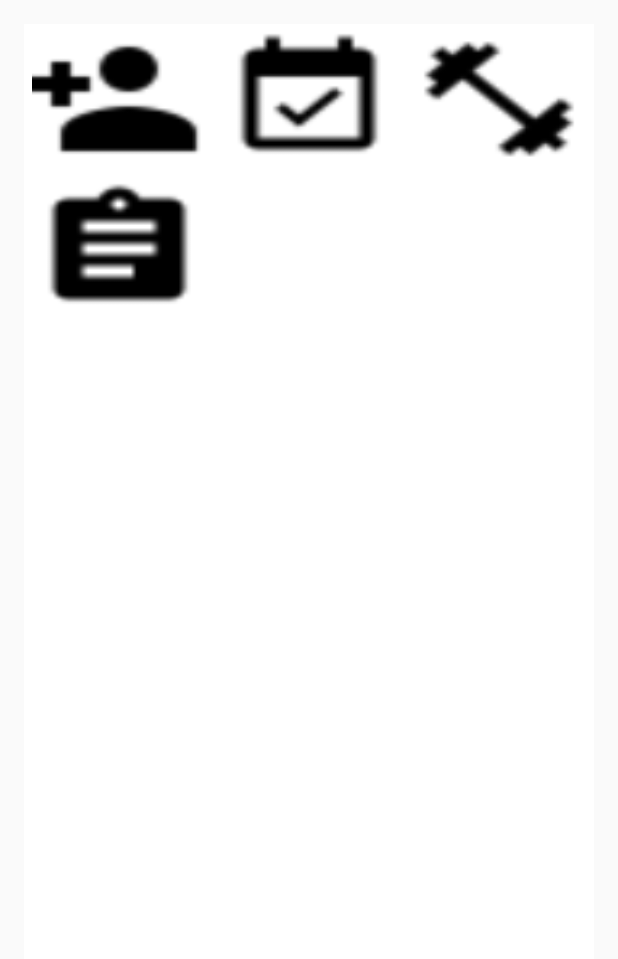
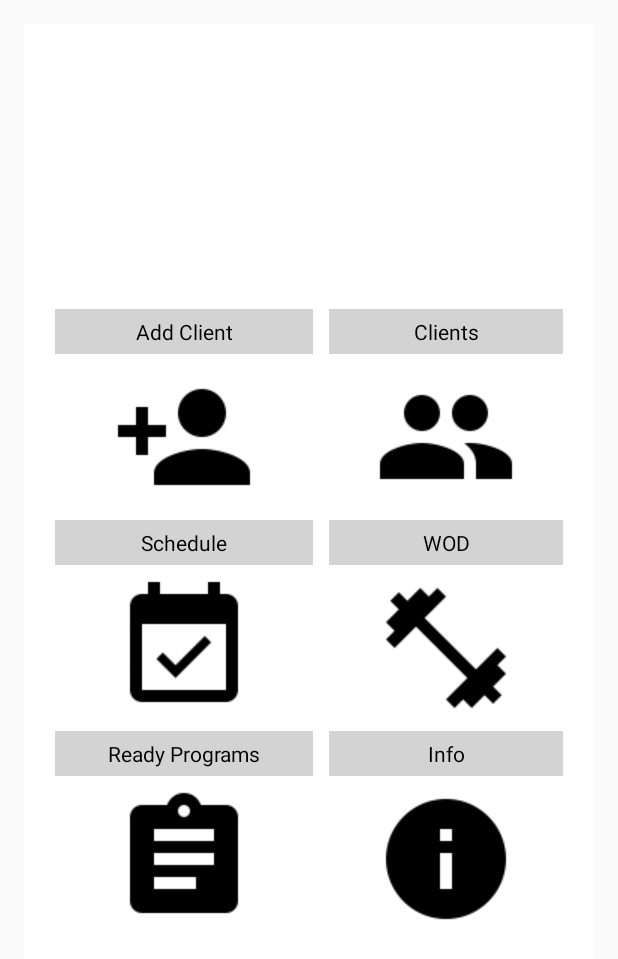
Before and after one commit to BlueberryCo/WorkoutTracker, an Android app: the TrainerActivity screen opened directly, with no data from a screen before it, on a phone screen of 412 x 824 dp. Shown: the top 959 px of the screen. Run offline under Robolectric (Android 15) with nearby library versions, the phone set to English and light mode, and no system bars.

Commit message:
trainer menu - part1 - вече не е гроно, и пак  върви :) + new activities for menu

```diff
--- a/app/src/main/java/blueberryco/workouttracker/ClientProfileActivity.java
+++ b/app/src/main/java/blueberryco/workouttracker/ClientScheduleActivity.java
@@ -11,14 +11,14 @@ import java.text.SimpleDateFormat;
 import java.util.Date;
 import java.util.HashSet;
 
-public class ClientProfileActivity extends Activity {
+public class ClientScheduleActivity extends Activity {
 
 
     @Override
     protected void onCreate(Bundle savedInstanceState)
     {
         super.onCreate(savedInstanceState);
-        setContentView(R.layout.activity_client_profile);
+        setContentView(R.layout.activity_clients_schedule);
 
         HashSet<Date> events = new HashSet<>();
         events.add(new Date());
@@ -34,7 +34,7 @@ public class ClientProfileActivity extends Activity {
             {
                 // show returned day ---> tuk chete ot bazata za izbranq den
                 DateFormat df = SimpleDateFormat.getDateInstance();
-                Toast.makeText(ClientProfileActivity.this, df.format(date)+ " eto tuka ima ama mnogo rabota :)", Toast.LENGTH_SHORT).show();
+                Toast.makeText(ClientScheduleActivity.this, df.format(date)+ " eto tuka ima ama mnogo rabota :)", Toast.LENGTH_SHORT).show();
             }
         });
     }
--- a/app/src/main/java/blueberryco/workouttracker/TrainerActivity.java
+++ b/app/src/main/java/blueberryco/workouttracker/TrainerActivity.java
@@ -13,8 +13,10 @@ import android.widget.Toast;
 public class TrainerActivity extends Activity {
     ImageButton ibAdd;
     ImageButton ibProgram;
-    ImageButton ibSetting;
+    ImageButton ibInfo;
     ImageButton ibWOD;
+    ImageButton ibClients;
+    ImageButton ibCalendar;
 
     @Override
     protected void onCreate(Bundle savedInstanceState) {
@@ -23,13 +25,17 @@ public class TrainerActivity extends Activity {
 
         ibAdd = (ImageButton) findViewById(R.id.ibAdd);
         ibProgram = (ImageButton) findViewById(R.id.ibProgram);
-        ibSetting = (ImageButton) findViewById(R.id.ibSettings);
+        ibInfo = (ImageButton) findViewById(R.id.ibInfo);
         ibWOD = (ImageButton) findViewById(R.id.ibWOD);
+        ibClients = (ImageButton) findViewById(R.id.ibClients);
+        ibCalendar = (ImageButton) findViewById(R.id.ibCalendar);
 
-        ibSetting.setOnClickListener(oclBtn);
+        ibInfo.setOnClickListener(oclBtn);
         ibAdd.setOnClickListener(oclBtn);
         ibWOD.setOnClickListener(oclBtn);
         ibProgram.setOnClickListener(oclBtn);
+        ibClients.setOnClickListener(oclBtn);
+        ibCalendar.setOnClickListener(oclBtn);
 
     }
 
@@ -49,25 +55,36 @@ public class TrainerActivity extends Activity {
             public void onClick(View v) {
                 switch (v.getId()) {
                     case R.id.ibAdd:
-                        Toast.makeText(TrainerActivity.this, "Button 1 pressed ", Toast.LENGTH_SHORT).show();
-                        Intent intent = new Intent(getApplicationContext(), ClientProfileActivity.class);
+                        Toast.makeText(TrainerActivity.this, "Button CreateOwnerActivity ", Toast.LENGTH_SHORT).show();
+                        Intent intent = new Intent(getApplicationContext(), CreateOwnerActivity.class);
                         startActivity(intent);
                         break;
-                    case R.id.ibProgram:
-                        Toast.makeText(TrainerActivity.this, "Button 2 pressed ", Toast.LENGTH_SHORT).show();
-                        Intent intentibProgram = new Intent(getApplicationContext(), WorkoutDetailsActivity.class);
-                        startActivity(intentibProgram);
+                    case R.id.ibClients:
+                        Toast.makeText(TrainerActivity.this, "Button ClientsActivity", Toast.LENGTH_SHORT).show();
+                        Intent intentibClients = new Intent(getApplicationContext(), ClientsActivity.class);
+                        startActivity(intentibClients);
                         break;
-                    case R.id.ibSettings:
-                        Toast.makeText(TrainerActivity.this, "Button 3 pressed ", Toast.LENGTH_SHORT).show();
-                        Intent intentibSettings = new Intent(getApplicationContext(), ClientStatsActivity.class);
-                        startActivity(intentibSettings);
+                    case R.id.ibCalendar:
+                        Toast.makeText(TrainerActivity.this, "Button ClientScheduleActivity ", Toast.LENGTH_SHORT).show();
+                        Intent intentibCalendar = new Intent(getApplicationContext(), ClientScheduleActivity.class);
+                        startActivity(intentibCalendar);
                         break;
                     case R.id.ibWOD:
-                        Toast.makeText(TrainerActivity.this, "Button 4 pressed ", Toast.LENGTH_SHORT).show();
+                        Toast.makeText(TrainerActivity.this, "Button WorkoutDetailsActivity wod of trainer ", Toast.LENGTH_SHORT).show();
                         Intent intentibWOD = new Intent(getApplicationContext(), WorkoutDetailsActivity.class);
                         startActivity(intentibWOD);
                         break;
+                    case R.id.ibProgram:
+                        Toast.makeText(TrainerActivity.this, "Button BasicExercisesAcivity", Toast.LENGTH_SHORT).show();
+                        Intent intentibProgram = new Intent(getApplicationContext(), BasicExercisesAcivity.class);
+                        startActivity(intentibProgram);
+                        break;
+                    case R.id.ibInfo:
+                        Toast.makeText(TrainerActivity.this, "Button InfoActivity ", Toast.LENGTH_SHORT).show();
+                        Intent intentibInfo = new Intent(getApplicationContext(), InfoActivity.class);
+                        startActivity(intentibInfo);
+                        break;
+
                 }
             }
         };
--- a/app/src/main/res/layout/activity_client_profile.xml
+++ b/app/src/main/res/layout/activity_clients_schedule.xml
@@ -21,8 +21,9 @@
         android:layout_height="fill_parent"
         android:layout_alignParentTop="true"
         android:background="@color/winter"
+        android:padding="5dp"
         android:layout_centerHorizontal="true"
-        android:text="@string/app_name"
+        android:text="Ей тука ще четем от базата кой има да тренира за деня"
         android:textSize="20sp" />
 
 </LinearLayout>
--- a/app/src/main/res/layout/activity_trainer.xml
+++ b/app/src/main/res/layout/activity_trainer.xml
@@ -14,16 +14,43 @@
         android:layout_width="match_parent"
         android:layout_height="match_parent"
         android:background="#ffffff"
+        android:gravity="center"
+        android:padding="15dp"
         android:shrinkColumns="*"
         android:stretchColumns="*">
 
 
         <!-- Row 2 with 3 columns -->
+        <TableRow
+            android:id="@+id/tr1Labels"
+            android:layout_width="wrap_content"
+            android:layout_height="wrap_content">
 
+            <TextView
+                android:id="@+id/tvAddIconLabel"
+                android:layout_margin="5dp"
+                android:layout_weight="1"
+                android:background="#d3d3d3"
+                android:gravity="center"
+                android:padding="5dip"
+                android:text="@string/tvLabelAddIcon"
+                android:textColor="#000000" />
+
+
+            <TextView
+                android:id="@+id/tvClientIconLabel"
+                android:layout_margin="5dp"
+                android:layout_weight="1"
+                android:background="#d3d3d3"
+                android:gravity="center"
+                android:padding="5dip"
+                android:text="@string/tvLabelClientsIcon"
+                android:textColor="#000000" />
+        </TableRow>
 
         <TableRow
             android:id="@+id/tr1"
-            android:layout_width="match_parent"
+            android:layout_width="wrap_content"
             android:layout_height="wrap_content">
 
             <ImageButton
@@ -32,8 +59,106 @@
                 android:layout_height="100dip"
                 android:background="@null"
                 android:padding="5dip"
-                android:scaleType="fitXY"
+                android:scaleType="center"
                 android:src="@drawable/menu_add" />
+
+            <ImageButton
+                android:id="@+id/ibClients"
+                android:layout_width="wrap_content"
+                android:layout_height="100dip"
+                android:background="@null"
+                android:padding="5dip"
+                android:scaleType="center"
+                android:src="@drawable/menu_clients" />
+
+
+        </TableRow>
+
+        <TableRow
+            android:id="@+id/tr2Labels"
+            android:layout_width="wrap_content"
+            android:layout_height="wrap_content">
+
+            <TextView
+                android:id="@+id/tvCalendarIconLabel"
+                android:layout_margin="5dp"
+                android:layout_weight="1"
+                android:background="#d3d3d3"
+                android:gravity="center"
+                android:padding="5dip"
+                android:text="@string/tvLabelCalendarIcon"
+                android:textColor="#000000" />
+
+            <TextView
+                android:id="@+id/tvWODIconLabel"
+                android:layout_margin="5dp"
+                android:layout_weight="1"
+                android:background="#d3d3d3"
+                android:gravity="center"
+                android:padding="5dip"
+                android:text="@string/tvLabelWODIcon"
+                android:textColor="#000000" />
+        </TableRow>
+
+
+        <TableRow
+            android:id="@+id/tr2"
+            android:layout_width="match_parent"
+            android:layout_height="wrap_content">
+
+            <ImageButton
+                android:id="@+id/ibCalendar"
+                android:layout_width="wrap_content"
+                android:layout_height="100dip"
+                android:background="@null"
+                android:padding="5dip"
+                android:scaleType="center"
+                android:src="@drawable/menu_calendar" />
+
+            <ImageButton
+                android:id="@+id/ibWOD"
+                android:layout_width="wrap_content"
+                android:layout_height="100dip"
+                android:background="@null"
+                android:padding="5dip"
+                android:scaleType="center"
+                android:src="@drawable/menu_wod" />
+
+
+        </TableRow>
+
+        <TableRow
+            android:id="@+id/tr3Labels"
+            android:layout_width="wrap_content"
+            android:layout_height="wrap_content">
+
+            <TextView
+                android:id="@+id/tvProgramsIconLabel"
+                android:layout_margin="5dp"
+                android:layout_weight="1"
+                android:background="#d3d3d3"
+                android:gravity="center"
+                android:padding="5dip"
+                android:text="@string/tvLabelProgramIcon"
+                android:textColor="#000000" />
+
+            <TextView
+                android:id="@+id/tvInfoIconLabel"
+                android:layout_margin="5dp"
+                android:layout_weight="1"
+                android:background="#d3d3d3"
+                android:gravity="center"
+                android:padding="5dip"
+                android:text="@string/tvLabelInfoIcon"
+                android:textColor="#000000" />
+        </TableRow>
+
+
+        <TableRow
+            android:id="@+id/tr3"
+            android:layout_width="match_parent"
+            android:layout_height="wrap_content">
+
 
             <ImageButton
                 android:id="@+id/ibProgram"
@@ -41,37 +166,19 @@
                 android:layout_height="100dip"
                 android:background="@null"
                 android:padding="5dip"
-                android:scaleType="fitXY"
+                android:scaleType="center"
                 android:src="@drawable/menu_program" />
 
             <ImageButton
-                android:id="@+id/ibWOD"
+                android:id="@+id/ibInfo"
                 android:layout_width="wrap_content"
                 android:layout_height="100dip"
                 android:background="@null"
                 android:padding="5dip"
-                android:scaleType="fitXY"
-                android:src="@drawable/menu_wod" />
+                android:scaleType="center"
+                android:src="@drawable/menu_info" />
 
         </TableRow>
-
-        <TableRow
-            android:id="@+id/tableRow1"
-            android:layout_width="match_parent"
-            android:layout_height="wrap_content">
-
-            <ImageButton
-                android:id="@+id/ibSettings"
-                android:layout_width="wrap_content"
-                android:layout_height="100dip"
-                android:background="@null"
-                android:padding="5dip"
-                android:scaleType="fitXY"
-                android:src="@drawable/menu_settings" />
-
-
-        </TableRow>
-
     </TableLayout>
 
 </LinearLayout>
--- a/app/src/main/res/values/strings.xml
+++ b/app/src/main/res/values/strings.xml
@@ -23,4 +23,10 @@
     <string name="weight">Тегло</string>
     <string name="phone">Телефон</string>
     <string name="email">Имейл</string>
+    <string name="tvLabelAddIcon">Add Client</string>
+    <string name="tvLabelClientsIcon">Clients</string>
+    <string name="tvLabelCalendarIcon">Schedule</string>
+    <string name="tvLabelWODIcon">WOD</string>
+    <string name="tvLabelProgramIcon">Ready Programs</string>
+    <string name="tvLabelInfoIcon">Info</string>
 </resources>
```
Also changed, not shown: app/src/main/AndroidManifest.xml (+7 -1 lines), app/src/main/java/blueberryco/workouttracker/BasicExercisesAcivity.java (added, +13 -0 lines), app/src/main/java/blueberryco/workouttracker/ClientsActivity.java (added, +13 -0 lines), app/src/main/java/blueberryco/workouttracker/InfoActivity.java (added, +13 -0 lines), app/src/main/res/layout/activity_basic_exercises_acrivity.xml (added, +10 -0 lines), app/src/main/res/layout/activity_clients.xml (added, +10 -0 lines), app/src/main/res/layout/activity_info.xml (added, +10 -0 lines), app/src/main/res/drawable/menu_add.png, app/src/main/res/drawable/menu_calendar.png (added), app/src/main/res/drawable/menu_clients.png (added), app/src/main/res/drawable/menu_info.png (added), app/src/main/res/drawable/menu_options.png (added), app/src/main/res/drawable/menu_program.png, app/src/main/res/drawable/menu_wod.png.
